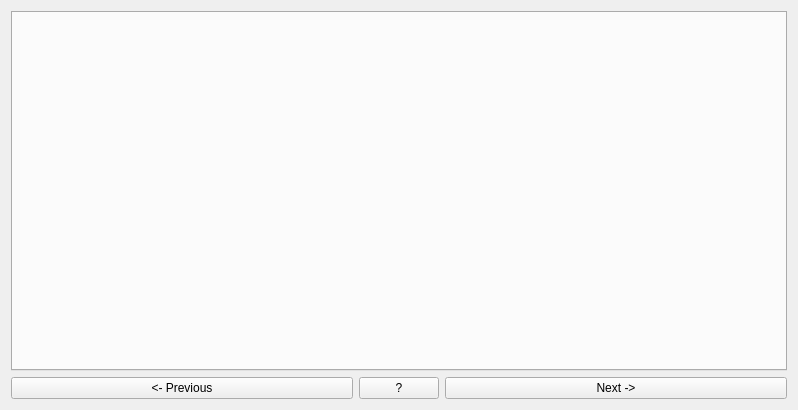
Qt form OHQuery_Client/wizarddialog.ui (ArashMassoudieh/OpenHydroQual) before a commit.
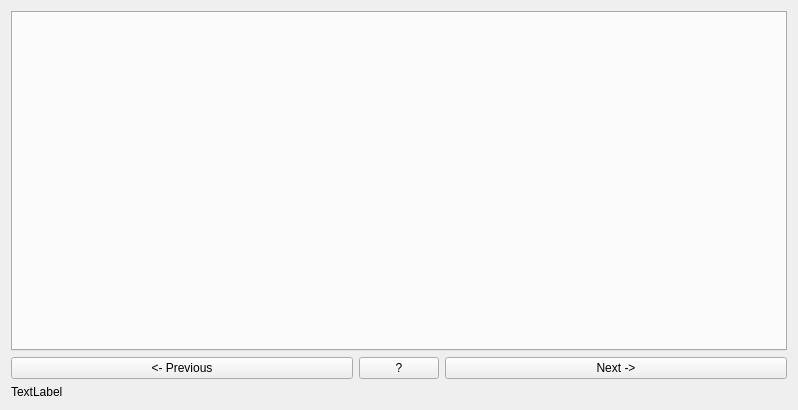
The same form after that commit.

```diff
--- a/OHQuery_Client/wizarddialog.ui
+++ b/OHQuery_Client/wizarddialog.ui
@@ -49,6 +49,13 @@
      </item>
     </layout>
    </item>
+   <item>
+    <widget class="QLabel" name="label_version">
+     <property name="text">
+      <string>TextLabel</string>
+     </property>
+    </widget>
+   </item>
   </layout>
  </widget>
  <resources/>
```
Left out of the diff: 2 changed lines with no effect on the pictures.
